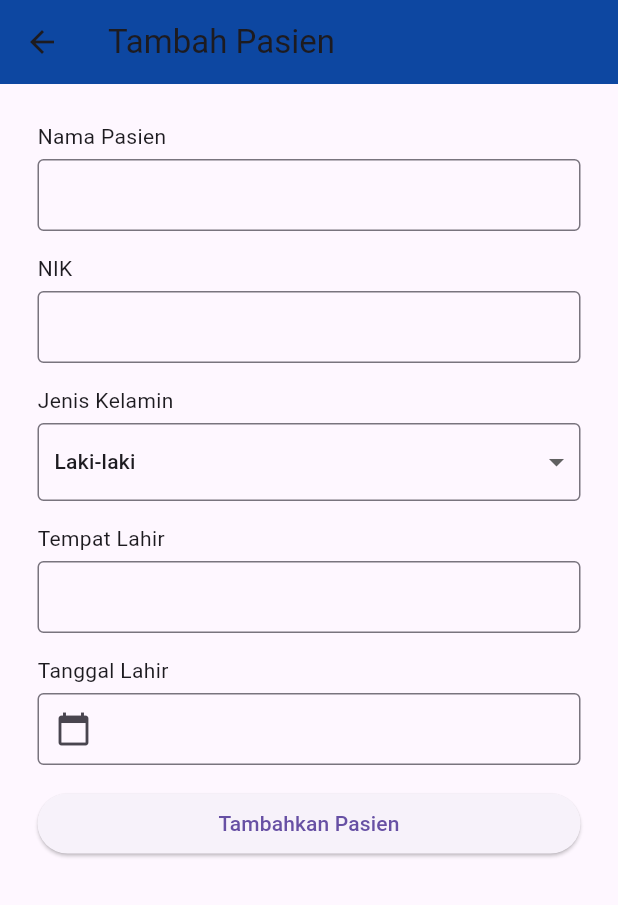
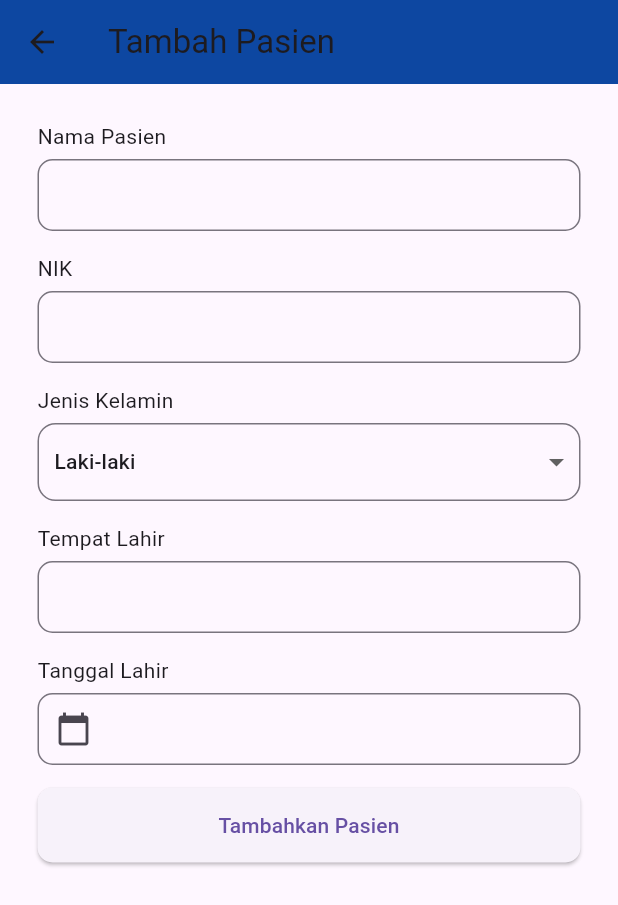
Before and after one commit to Firdiyalmdh/Smart_Odontogram, a Flutter app: the TambahPasien screen opened directly, on a phone screen of 412 x 824 dp. Shown: the top 905 px of the screen. Run offline on Flutter 3.47's test engine with Material 3 defaults, Android fonts, the phone set to English and light mode, and no system bars; our stand-ins replace image_picker.

Commit message:
update 2 desember

```diff
--- a/lib/components/appbar.dart
+++ b/lib/components/appbar.dart
@@ -1,5 +1,4 @@
 import 'package:flutter/material.dart';
-import 'package:odontogram/pages/profile.dart';
 
 class MyAppBar extends StatelessWidget implements PreferredSizeWidget {
   @override
--- a/lib/pages/tambah_pasien.dart
+++ b/lib/pages/tambah_pasien.dart
@@ -1,5 +1,3 @@
-// tambah_pasien.dart
-
 import 'package:flutter/material.dart';
 import 'package:odontogram/components/pasien_model.dart';
 import 'package:odontogram/components/pasien_provider.dart';
@@ -39,7 +37,9 @@ class _TambahPasienState extends State<TambahPasien> {
               TextField(
                 controller: _namaController,
                 decoration: InputDecoration(
-                  border: OutlineInputBorder(),
+                  border: OutlineInputBorder(
+                    borderRadius: BorderRadius.circular(10.0),
+                  ),
                   contentPadding: EdgeInsets.all(8),
                 ),
               ),
@@ -52,7 +52,9 @@ class _TambahPasienState extends State<TambahPasien> {
               TextField(
                 controller: _nikController,
                 decoration: InputDecoration(
-                  border: OutlineInputBorder(),
+                  border: OutlineInputBorder(
+                    borderRadius: BorderRadius.circular(10.0),
+                  ),
                   contentPadding: EdgeInsets.all(8),
                 ),
               ),
@@ -63,8 +65,9 @@ class _TambahPasienState extends State<TambahPasien> {
               ),
               SizedBox(height: 5),
               InputDecorator(
-                decoration: const InputDecoration(
-                  border: OutlineInputBorder(),
+                decoration: InputDecoration(
+                  border: OutlineInputBorder(
+                      borderRadius: BorderRadius.circular(12.0)),
                   contentPadding: EdgeInsets.symmetric(vertical: 2.0),
                 ),
                 child: DropdownButtonHideUnderline(
@@ -104,7 +107,9 @@ class _TambahPasienState extends State<TambahPasien> {
               TextField(
                 controller: _tempatLahirController,
                 decoration: InputDecoration(
-                  border: OutlineInputBorder(),
+                  border: OutlineInputBorder(
+                    borderRadius: BorderRadius.circular(10.0),
+                  ),
                   contentPadding: EdgeInsets.all(8),
                 ),
               ),
@@ -117,7 +122,9 @@ class _TambahPasienState extends State<TambahPasien> {
               TextField(
                 controller: _dateController,
                 decoration: InputDecoration(
-                  border: OutlineInputBorder(),
+                  border: OutlineInputBorder(
+                    borderRadius: BorderRadius.circular(10.0),
+                  ),
                   contentPadding: EdgeInsets.all(8),
                   prefixIcon: Icon(Icons.calendar_today),
                 ),
@@ -130,10 +137,12 @@ class _TambahPasienState extends State<TambahPasien> {
               Row(
                 children: [
                   Expanded(
+                    child: SizedBox(
+                      height: 50,
                       child: ElevatedButton(
                         style: ElevatedButton.styleFrom(
                           shape: RoundedRectangleBorder(
-                          borderRadius: BorderRadius.circular(30.0),
+                            borderRadius: BorderRadius.circular(10.0),
                           ),
                         ),
                         onPressed: () {
@@ -146,13 +155,15 @@ class _TambahPasienState extends State<TambahPasien> {
                           );
 
                           PasienProvider pasienProvider =
-                            Provider.of<PasienProvider>(context, listen: false);
+                              Provider.of<PasienProvider>(context,
+                                  listen: false);
 
                           pasienProvider.tambahPasien(newPasien);
 
                           Navigator.pop(context);
                         },
                         child: Text("Tambahkan Pasien"),
+                      ),
                     ),
                   ),
                 ],
```
Also changed, not shown: lib/pages/home.dart (+2 -6 lines), lib/pages/profile.dart (deleted, +0 -101 lines), 1 other file. Lines whose indentation alone changed are shown as unchanged.
